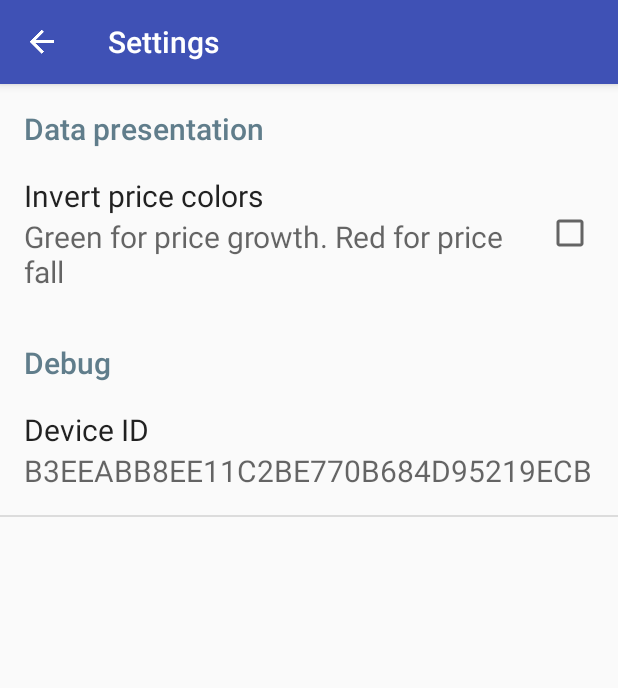
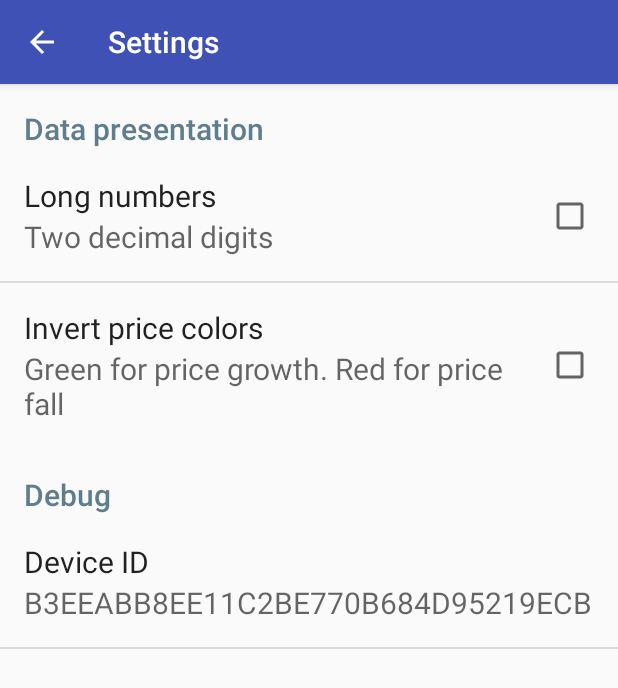
Before and after one commit to Limych/Rates, an Android app: the SettingsActivity screen opened directly, with no data from a screen before it, on a phone screen of 412 x 824 dp. Shown: the top 688 px of the screen. Run offline under Robolectric (Android 15) with nearby library versions, the phone set to English and light mode, and no system bars.

Commit message:
* Minimum requirements reduced to Android 4.1.2 (KitKat). * Fixed a bug that caused the closure of the application on entering to the settings. * Added choice of number presentation format.

```diff
--- a/app/build.gradle
+++ b/app/build.gradle
@@ -39,7 +39,7 @@ android {
 
     defaultConfig {
         applicationId "com.khrolenok.rates"
-        minSdkVersion 17
+        minSdkVersion 16
         targetSdkVersion 22
         versionName VERSION
         versionCode getBuildVersion(1)
--- a/app/src/main/java/com/khrolenok/rates/ui/SettingsActivity.java
+++ b/app/src/main/java/com/khrolenok/rates/ui/SettingsActivity.java
@@ -16,14 +16,11 @@
 
 package com.khrolenok.rates.ui;
 
-import android.content.Intent;
 import android.os.Bundle;
 import android.preference.Preference;
 import android.preference.PreferenceFragment;
-import android.support.v4.app.NavUtils;
 import android.support.v7.app.AppCompatActivity;
 import android.support.v7.widget.Toolbar;
-import android.view.View;
 
 import com.khrolenok.rates.ExRatesApplication;
 import com.khrolenok.rates.R;
@@ -33,35 +30,19 @@ import com.khrolenok.rates.R;
  */
 public class SettingsActivity extends AppCompatActivity {
 
-	private Toolbar mToolbar;
-
 	@Override
 	protected void onCreate(Bundle savedInstanceState) {
 		super.onCreate(savedInstanceState);
 		setContentView(R.layout.activity_settings);
 
-		mToolbar = (Toolbar) findViewById(R.id.toolbar_actionbar);
-		setSupportActionBar(mToolbar);
+		setSupportActionBar((Toolbar) findViewById(R.id.toolbar_actionbar));
+		getSupportActionBar().setDisplayHomeAsUpEnabled(true);
 
 		if( savedInstanceState == null ){
 			getFragmentManager().beginTransaction()
 					.add(R.id.container, new SettingsFragment())
 					.commit();
 		}
-	}
-
-	@Override
-	protected void onPostCreate(Bundle savedInstanceState) {
-		super.onPostCreate(savedInstanceState);
-
-		mToolbar.setNavigationIcon(getResources().getDrawable(R.drawable.ic_up, null));
-		mToolbar.setNavigationOnClickListener(new View.OnClickListener() {
-			@Override
-			public void onClick(View v) {
-				final Intent upIntent = NavUtils.getParentActivityIntent(SettingsActivity.this);
-				navigateUpTo(upIntent);
-			}
-		});
 	}
 
 	public static class SettingsFragment extends PreferenceFragment {
--- a/app/src/main/res/layout/widget_layout_item.xml
+++ b/app/src/main/res/layout/widget_layout_item.xml
@@ -28,8 +28,8 @@
 		style="@style/AppWidget.Body"
 		android:layout_width="wrap_content"
 		android:layout_height="wrap_content"
+		android:layout_marginEnd="@dimen/widget_horizontal_text_margin"
 		android:layout_weight="0"
-		android:layout_marginEnd="@dimen/widget_horizontal_text_margin"
 		android:text="@string/currency_none"
 		android:textColor="@color/currency_title"/>
 
@@ -49,8 +49,8 @@
 		style="@style/AppWidget.Body"
 		android:layout_width="wrap_content"
 		android:layout_height="wrap_content"
-		android:layout_gravity="center_horizontal"
 		android:layout_weight="0"
+		android:gravity="center"
 		android:text="@string/change_direction_none"
 		android:textAlignment="center"/>
 
--- a/app/src/main/res/values/strings.xml
+++ b/app/src/main/res/values/strings.xml
@@ -26,6 +26,8 @@
 	<string name="text_updated">Updated:</string>
 	<string name="no_internet_connection">No internet connection</string>
 
+	<string name="desc_calculator">Calculator</string>
+
 
 	<!-- Toolbar actions -->
 	<string name="action_settings">Settings</string>
@@ -38,10 +40,13 @@
 	<string name="pref_title_debug">Debug</string>
 	<string name="pref_title_device_id">Device ID</string>
 	<string name="pref_title_presentation">Data presentation</string>
+	<string name="pref_title_long_format">Long numbers</string>
 
 	<!-- Preference descriptions -->
 	<string name="pref_desc_normal_colors">Green for price growth. Red for price fall</string>
 	<string name="pref_desc_invert_colors">Red for price growth. Green for price fall</string>
+	<string name="pref_desc_long_format">Four decimal digits</string>
+	<string name="pref_desc_short_format">Two decimal digits</string>
 
 
 	<!-- Calculator dialog -->
--- a/app/src/main/res/xml/preferences.xml
+++ b/app/src/main/res/xml/preferences.xml
@@ -22,6 +22,13 @@
 
 		<CheckBoxPreference
 			android:defaultValue="false"
+			android:key="long_format"
+			android:summaryOff="@string/pref_desc_short_format"
+			android:summaryOn="@string/pref_desc_long_format"
+			android:title="@string/pref_title_long_format"/>
+
+		<CheckBoxPreference
+			android:defaultValue="false"
 			android:key="invert_colors"
 			android:summaryOff="@string/pref_desc_normal_colors"
 			android:summaryOn="@string/pref_desc_invert_colors"
--- a/gradle.properties
+++ b/gradle.properties
@@ -17,7 +17,7 @@
 # http://www.gradle.org/docs/current/userguide/multi_project_builds.html#sec:decoupled_projects
 # org.gradle.parallel=true
 
-VERSION=0.2.1
+VERSION=0.2.3
 
 # If not provided Project name will be used
 #FOLDER_NAME=projectName
```
Also changed, not shown: app/src/main/java/com/khrolenok/rates/ExRate.java (+7 -7 lines), app/src/main/java/com/khrolenok/rates/ExRatesGroup.java (+4 -4 lines), app/src/main/java/com/khrolenok/rates/Settings.java (+13 -16 lines), app/src/main/java/com/khrolenok/rates/controller/StockItemsAdapter.java (+9 -5 lines), app/src/main/java/com/khrolenok/rates/model/StockItem.java (+8 -16 lines), app/src/main/java/com/khrolenok/rates/ui/WidgetProvider.java (+11 -13 lines), app/src/main/res/layout/fragment_main_item.xml (+30 -8 lines), 9 other files.
